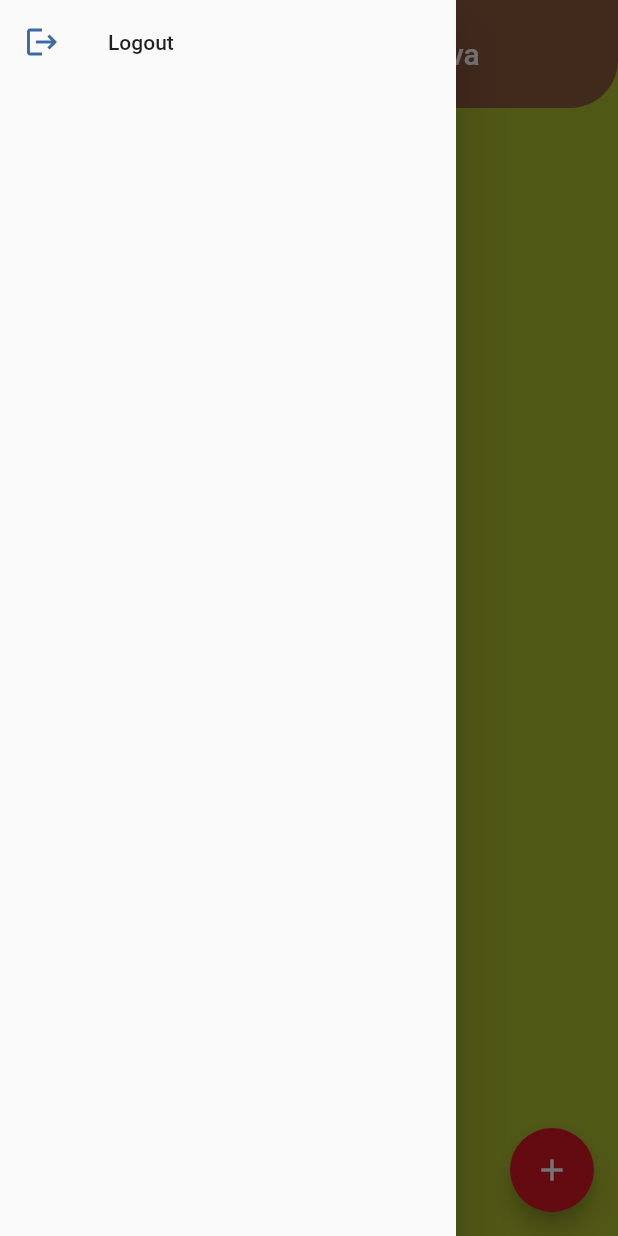
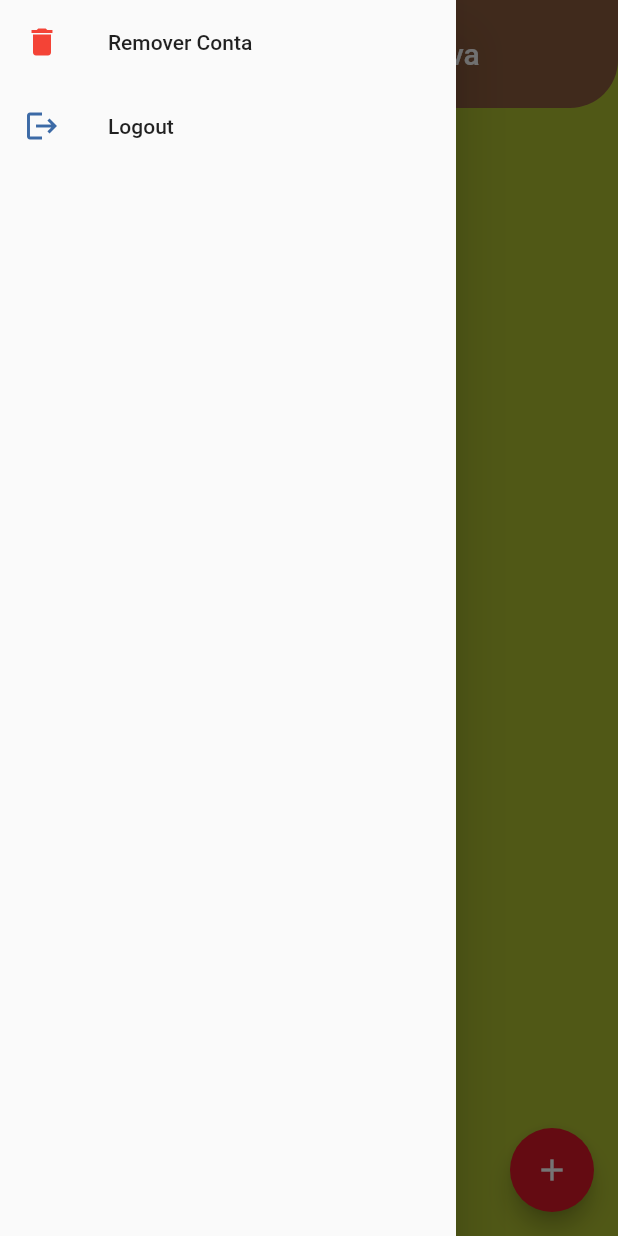
Before and after one commit to IagoAntunes/listin_alura, a Flutter app: the screen it shows once a user with an empty profile is signed in, with the side drawer open, on a phone screen of 412 x 824 dp. Run offline on Flutter 3.47's test engine with Material 2 defaults, Android fonts, the phone set to English and light mode, and no system bars; our stand-ins replace cloud_firestore, firebase_auth, firebase_core; accounts and stored records are empty; generated files the repository leaves out were written again; network calls fail.

Commit message:
Delete account

```diff
--- a/lib/firestore/presentation/home_screen.dart
+++ b/lib/firestore/presentation/home_screen.dart
@@ -1,5 +1,6 @@
 import 'package:cloud_firestore/cloud_firestore.dart';
 import 'package:flutter/material.dart';
+import 'package:flutter_firebase_firestore_first/authentication/components/show_senha_confirmacao_dialog.dart';
 import 'package:flutter_firebase_firestore_first/authentication/services/auth_service.dart';
 import 'package:flutter_firebase_firestore_first/firestore_produtos/presentation/produto_screen.dart';
 import 'package:uuid/uuid.dart';
@@ -48,8 +49,18 @@ class _HomeScreenState extends State<HomeScreen> {
         child: ListView(
           children: [
             ListTile(
-              leading: Icon(Icons.logout),
-              title: Text("Logout"),
+              leading: const Icon(
+                Icons.delete,
+                color: Colors.red,
+              ),
+              title: const Text("Remover Conta"),
+              onTap: () async {
+                await showSenhaConfirmacaoDialog(context: context, email: "");
+              },
+            ),
+            ListTile(
+              leading: const Icon(Icons.logout),
+              title: const Text("Logout"),
               onTap: () async {
                 await AuthService().deslogar();
               },
```
Also changed, not shown: lib/authentication/components/show_senha_confirmacao_dialog.dart (added, +52 -0 lines), lib/authentication/services/auth_service.dart (+12 -0 lines).
